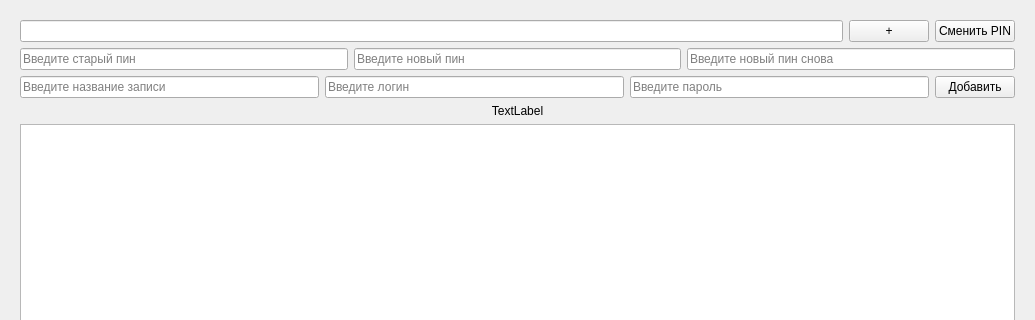
Above: KeyLocker/mainwindow.ui from AlexOS12/221_3210_Obukhov before the change; both pictures show x 0 to 1035 and y 0 to 320 of the 1035 by 724 pixel window. Below: the same form after it.
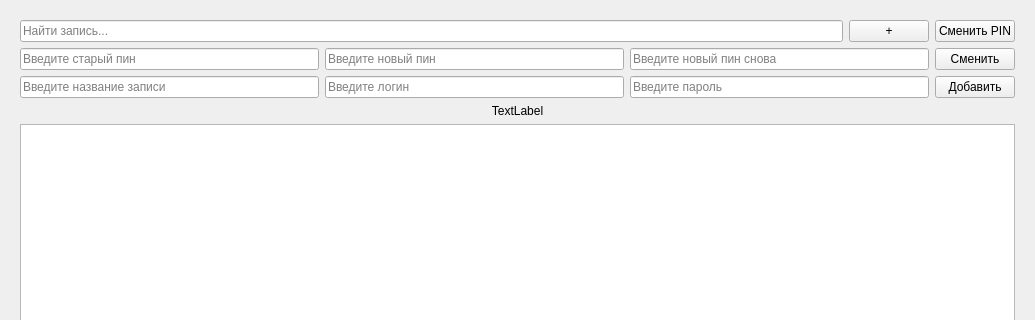
That is the form after the change. The open tabs and pages were chosen to show the change.

Commit message: Небольшие декоративные изменения

```diff
--- a/KeyLocker/mainwindow.ui
+++ b/KeyLocker/mainwindow.ui
@@ -161,6 +161,9 @@
           <layout class="QHBoxLayout" name="horizontalLayout_5">
            <item>
             <widget class="QLineEdit" name="oldPinEdit">
+             <property name="echoMode">
+              <enum>QLineEdit::Password</enum>
+             </property>
              <property name="placeholderText">
               <string>Введите старый пин</string>
              </property>
@@ -168,6 +171,9 @@
            </item>
            <item>
             <widget class="QLineEdit" name="confPinEdit">
+             <property name="echoMode">
+              <enum>QLineEdit::Password</enum>
+             </property>
              <property name="placeholderText">
               <string>Введите новый пин</string>
              </property>
@@ -175,11 +181,21 @@
            </item>
            <item>
             <widget class="QLineEdit" name="newPinEdit">
+             <property name="echoMode">
+              <enum>QLineEdit::Password</enum>
+             </property>
              <property name="placeholderText">
               <string>Введите новый пин снова</string>
              </property>
             </widget>
            </item>
+           <item>
+            <widget class="QPushButton" name="changeBtn">
+             <property name="text">
+              <string>Сменить</string>
+             </property>
+            </widget>
+           </item>
           </layout>
          </item>
         </layout>
@@ -187,7 +203,11 @@
        <item row="0" column="0">
         <layout class="QHBoxLayout" name="horizontalLayout">
          <item>
-          <widget class="QLineEdit" name="searchLine"/>
+          <widget class="QLineEdit" name="searchLine">
+           <property name="placeholderText">
+            <string>Найти запись...</string>
+           </property>
+          </widget>
          </item>
          <item>
           <widget class="QPushButton" name="addRecord">
```
Left out of the diff: 5 changed lines with no effect on the pictures. The commit also changes 2 other files.
